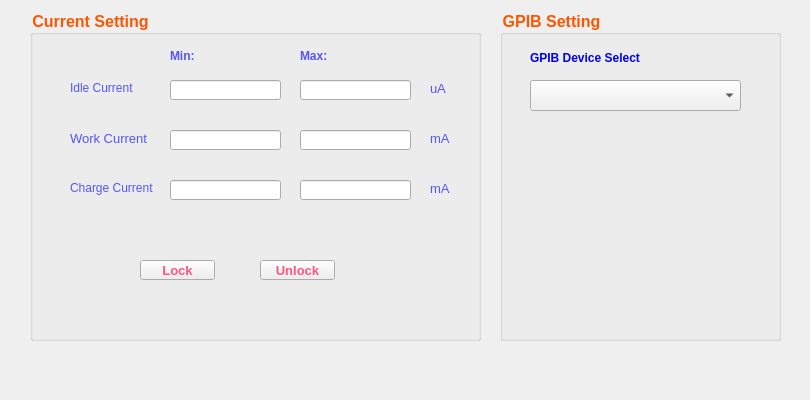
Before: the Qt Designer form project/Harman_T500/parameterform.ui in happyrabbit456/Qt5_dev, drawn with Qt 5.
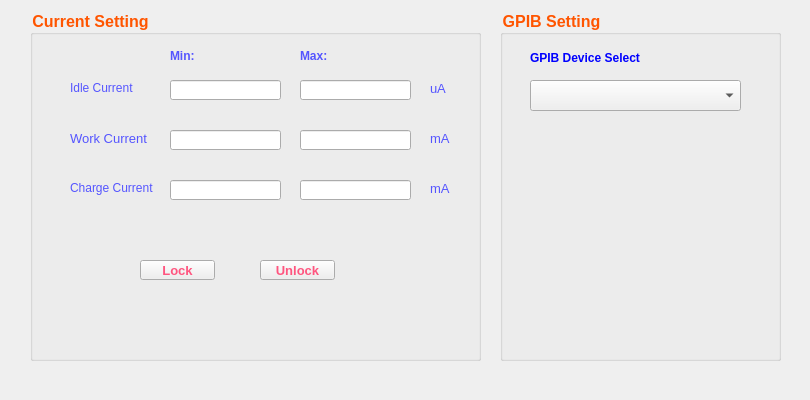
After: the same form once the commit is applied.

Patch:
```diff
--- a/project/Harman_T500/parameterform.ui
+++ b/project/Harman_T500/parameterform.ui
@@ -19,7 +19,7 @@
      <x>30</x>
      <y>10</y>
      <width>451</width>
-     <height>331</height>
+     <height>351</height>
     </rect>
    </property>
    <property name="font">
@@ -339,7 +339,7 @@
      <x>500</x>
      <y>10</y>
      <width>281</width>
-     <height>331</height>
+     <height>351</height>
     </rect>
    </property>
    <property name="font">
```
